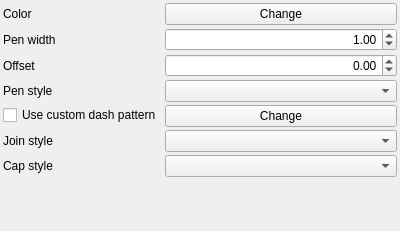
The window that src/ui/symbollayer/widget_simpleline.ui (qgis/QGIS) describes before a commit, drawn with Qt 5.
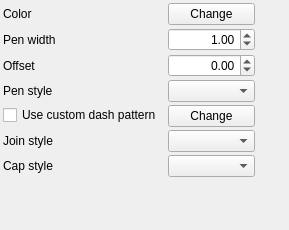
The same window after the commit. Custom widgets are drawn as their Qt base class.

Commit message: Set all ui to use size hint

```diff
--- a/src/ui/symbollayer/widget_simpleline.ui
+++ b/src/ui/symbollayer/widget_simpleline.ui
@@ -6,16 +6,19 @@
    <rect>
     <x>0</x>
     <y>0</y>
-    <width>400</width>
-    <height>231</height>
+    <width>289</width>
+    <height>230</height>
    </rect>
   </property>
   <property name="windowTitle">
    <string>Form</string>
   </property>
   <layout class="QFormLayout" name="formLayout">
+   <property name="fieldGrowthPolicy">
+    <enum>QFormLayout::FieldsStayAtSizeHint</enum>
+   </property>
    <property name="horizontalSpacing">
-    <number>3</number>
+    <number>6</number>
    </property>
    <property name="verticalSpacing">
     <number>3</number>
@@ -38,6 +41,18 @@
        <verstretch>0</verstretch>
       </sizepolicy>
      </property>
+     <property name="minimumSize">
+      <size>
+       <width>87</width>
+       <height>0</height>
+      </size>
+     </property>
+     <property name="maximumSize">
+      <size>
+       <width>87</width>
+       <height>16777215</height>
+      </size>
+     </property>
      <property name="text">
       <string>Change</string>
      </property>
@@ -58,6 +73,18 @@
        <verstretch>0</verstretch>
       </sizepolicy>
      </property>
+     <property name="minimumSize">
+      <size>
+       <width>87</width>
+       <height>0</height>
+      </size>
+     </property>
+     <property name="maximumSize">
+      <size>
+       <width>87</width>
+       <height>16777215</height>
+      </size>
+     </property>
      <property name="alignment">
       <set>Qt::AlignRight|Qt::AlignTrailing|Qt::AlignVCenter</set>
      </property>
@@ -81,6 +108,18 @@
    </item>
    <item row="2" column="1">
     <widget class="QDoubleSpinBox" name="spinOffset">
+     <property name="minimumSize">
+      <size>
+       <width>87</width>
+       <height>0</height>
+      </size>
+     </property>
+     <property name="maximumSize">
+      <size>
+       <width>87</width>
+       <height>16777215</height>
+      </size>
+     </property>
      <property name="alignment">
       <set>Qt::AlignRight|Qt::AlignTrailing|Qt::AlignVCenter</set>
      </property>
@@ -110,7 +149,20 @@
     </widget>
    </item>
    <item row="8" column="1">
-    <widget class="QgsPenJoinStyleComboBox" name="cboJoinStyle"/>
+    <widget class="QgsPenJoinStyleComboBox" name="cboJoinStyle">
+     <property name="minimumSize">
+      <size>
+       <width>87</width>
+       <height>0</height>
+      </size>
+     </property>
+     <property name="maximumSize">
+      <size>
+       <width>87</width>
+       <height>16777215</height>
+      </size>
+     </property>
+    </widget>
    </item>
    <item row="9" column="0">
     <widget class="QLabel" name="label_6">
@@ -120,7 +172,20 @@
     </widget>
    </item>
    <item row="9" column="1">
-    <widget class="QgsPenCapStyleComboBox" name="cboCapStyle"/>
+    <widget class="QgsPenCapStyleComboBox" name="cboCapStyle">
+     <property name="minimumSize">
+      <size>
+       <width>87</width>
+       <height>0</height>
+      </size>
+     </property>
+     <property name="maximumSize">
+      <size>
+       <width>87</width>
+       <height>16777215</height>
+      </size>
+     </property>
+    </widget>
    </item>
    <item row="6" column="0">
     <widget class="QCheckBox" name="mCustomCheckBox">
@@ -131,13 +196,38 @@
    </item>
    <item row="6" column="1">
     <widget class="QPushButton" name="mChangePatternButton">
+     <property name="minimumSize">
+      <size>
+       <width>87</width>
+       <height>0</height>
+      </size>
+     </property>
+     <property name="maximumSize">
+      <size>
+       <width>87</width>
+       <height>16777215</height>
+      </size>
+     </property>
      <property name="text">
       <string>Change</string>
      </property>
     </widget>
    </item>
    <item row="3" column="1">
-    <widget class="QgsPenStyleComboBox" name="cboPenStyle"/>
+    <widget class="QgsPenStyleComboBox" name="cboPenStyle">
+     <property name="minimumSize">
+      <size>
+       <width>87</width>
+       <height>0</height>
+      </size>
+     </property>
+     <property name="maximumSize">
+      <size>
+       <width>87</width>
+       <height>16777215</height>
+      </size>
+     </property>
+    </widget>
    </item>
   </layout>
  </widget>
```
The commit also changes 7 other files.
